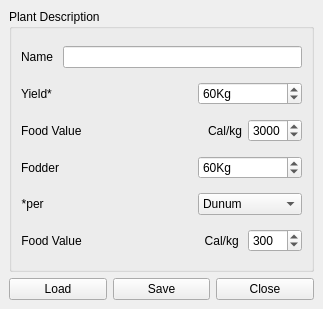
Before: the Qt Designer form src/ui/laplantformmainbase.ui in arkygeek/landuseanalyst, drawn with Qt 5.
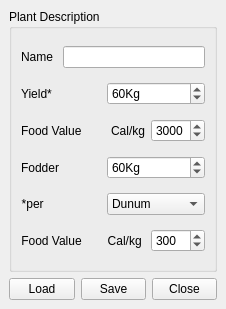
After: the same form once the commit is applied.

What changed in the file:
```diff
--- a/src/ui/laplantformmainbase.ui
+++ b/src/ui/laplantformmainbase.ui
@@ -5,7 +5,7 @@
    <rect>
     <x>0</x>
     <y>0</y>
-    <width>323</width>
+    <width>226</width>
     <height>309</height>
    </rect>
   </property>
```
